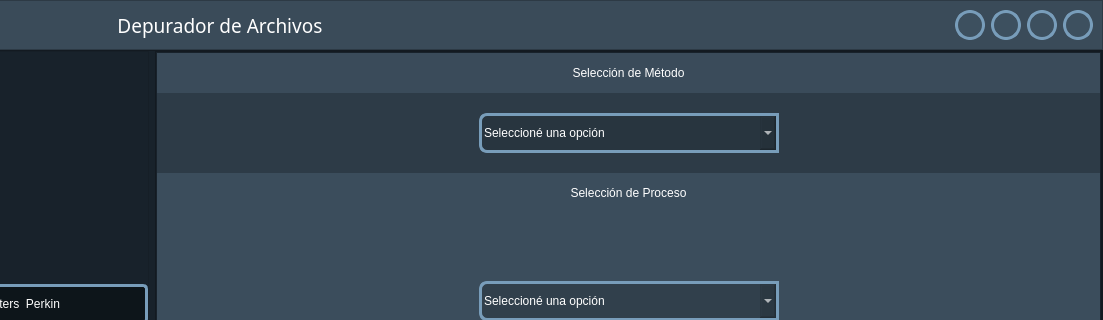
Old version of the form PythonApplication1/interfaz2.ui in the repository dario-1/interfaz2; both pictures show x 152 to 1255 and y 0 to 320 of the 1255 by 831 pixel window.
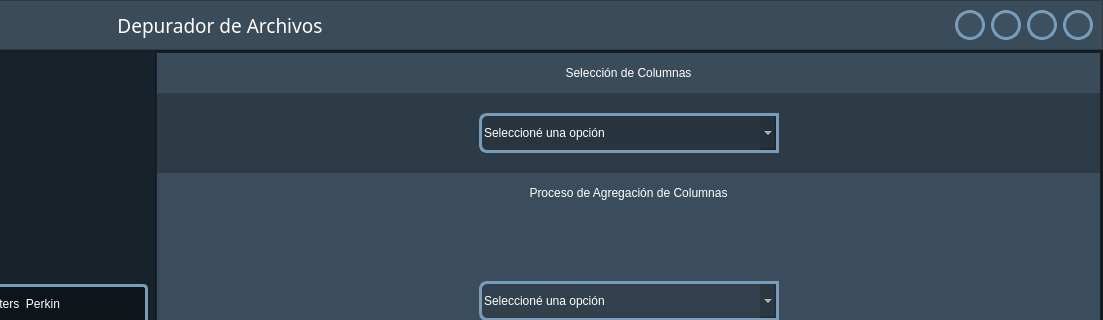
New version of the form. The open tabs and pages were chosen to show the change. Icons and pictures are not drawn.

Diff of the .ui file:
```diff
--- a/PythonApplication1/interfaz2.ui
+++ b/PythonApplication1/interfaz2.ui
@@ -543,7 +543,7 @@
 color:rgb(255, 255, 255);</string>
                       </property>
                       <property name="text">
-                       <string>Selección de Método</string>
+                       <string>Selección de Columnas</string>
                       </property>
                       <property name="alignment">
                        <set>Qt::AlignCenter</set>
@@ -681,7 +681,7 @@
 color:rgb(255, 255, 255);</string>
                          </property>
                          <property name="text">
-                          <string>Selección de Proceso</string>
+                          <string>Proceso de Agregación de Columnas</string>
                          </property>
                          <property name="alignment">
                           <set>Qt::AlignCenter</set>
```
Left out of the diff: 49 changed lines with no effect on the pictures.
